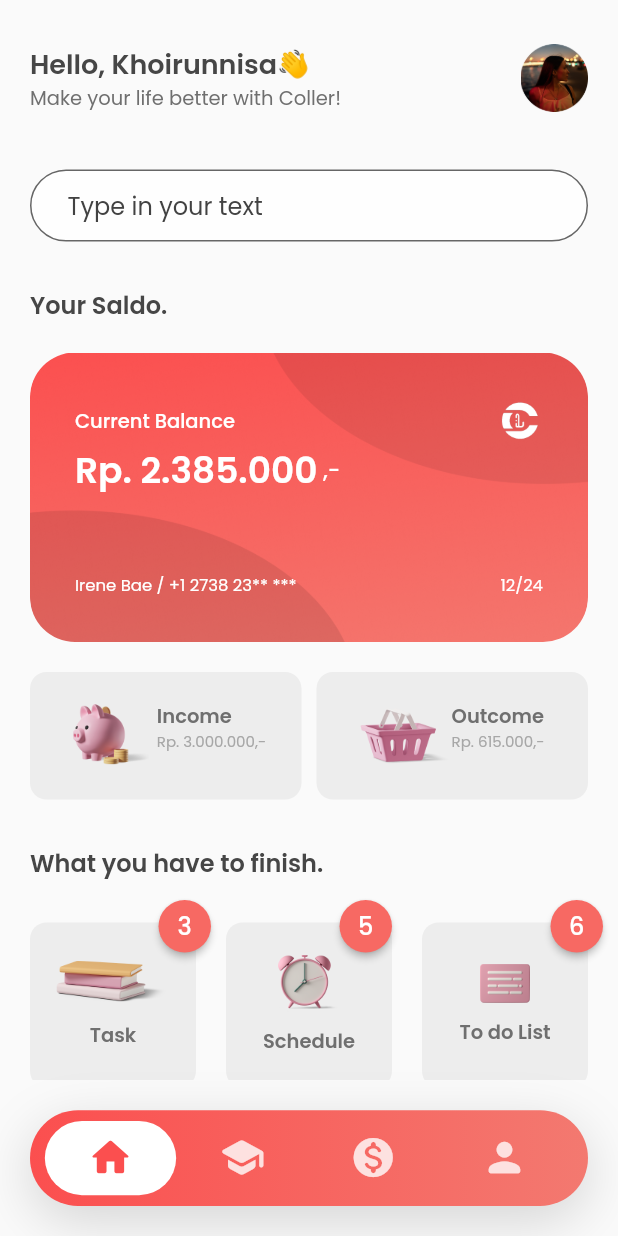
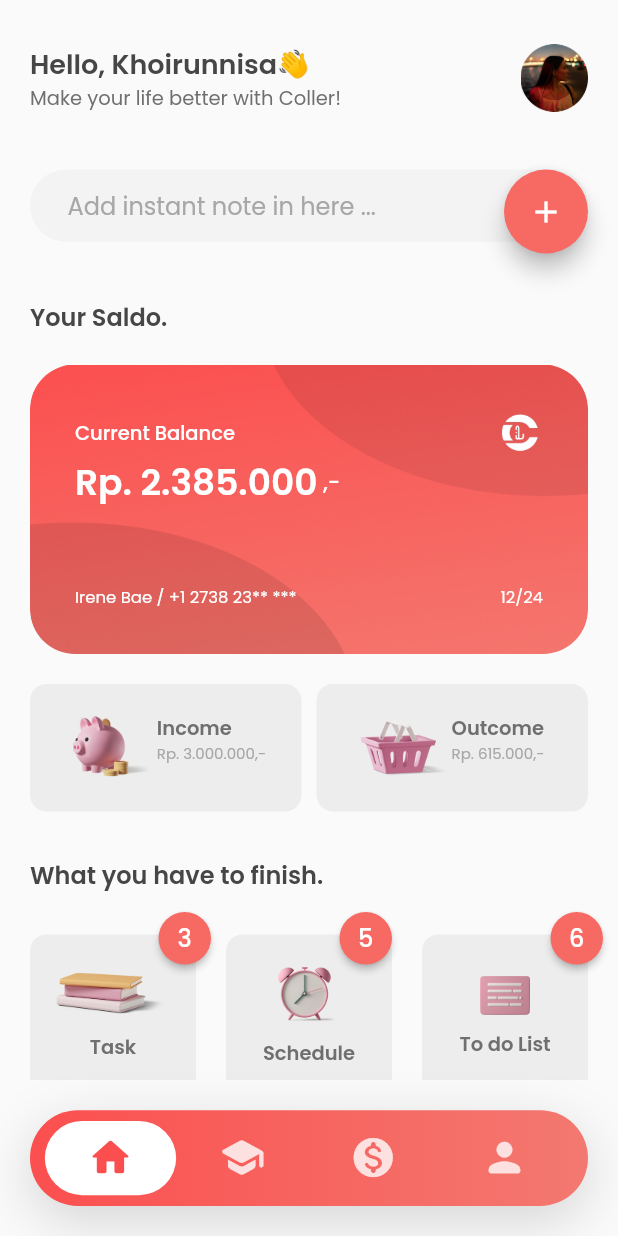
Before and after one commit to khoirunnisaaaa/Flutter_Coller, a Flutter app: the screen it shows after launch, on a phone screen of 412 x 824 dp. Run offline on Flutter 3.47's test engine with Material 2 defaults, Android fonts, the phone set to English and light mode, and no system bars; drawn by our look-alikes of badges.

Commit message:
edit textfield instantNotes

```diff
--- a/lib/view/Dashboard.dart
+++ b/lib/view/Dashboard.dart
@@ -64,7 +64,10 @@ class _DashboardState extends State<Dashboard> {
                         ],
                       ),
                       SizedBox(height: 38),
-                      TextField(
+                      Stack(
+                        children: [
+                          Material(
+                            child: TextField(
                               decoration: InputDecoration(
                                 contentPadding: EdgeInsets.symmetric(
                                     horizontal: 25, vertical: 10),
@@ -72,9 +75,31 @@ class _DashboardState extends State<Dashboard> {
                                   borderRadius: BorderRadius.circular(50.0),
                                 ),
                                 filled: true,
-                            hintStyle: TextStyle(color: Colors.grey[800]),
-                            hintText: "Type in your text",
-                            fillColor: Colors.white70),
+                                hintStyle: TextStyle(color: Color(0xffA7A7A7)),
+                                hintText: "Add instant note in here ...",
+                                fillColor: Color(0xffF3F3F3),
+                                focusedBorder: OutlineInputBorder(
+                                  borderSide:
+                                      new BorderSide(color: Color(0xffF3F3F3)),
+                                  borderRadius: new BorderRadius.circular(25.7),
+                                ),
+                                enabledBorder: UnderlineInputBorder(
+                                  borderSide:
+                                      new BorderSide(color: Color(0xffF3F3F3)),
+                                  borderRadius: new BorderRadius.circular(25.7),
+                                ),
+                              ),
+                            ),
+                          ),
+                          Align(
+                            alignment: Alignment.centerRight,
+                            child: FloatingActionButton(
+                              child: Icon(Icons.add),
+                              backgroundColor: redColor,
+                              onPressed: () {},
+                            ),
+                          ),
+                        ],
                       ),
                       SizedBox(height: 30),
                       Text(
```
Lines whose indentation alone changed are shown as unchanged.
